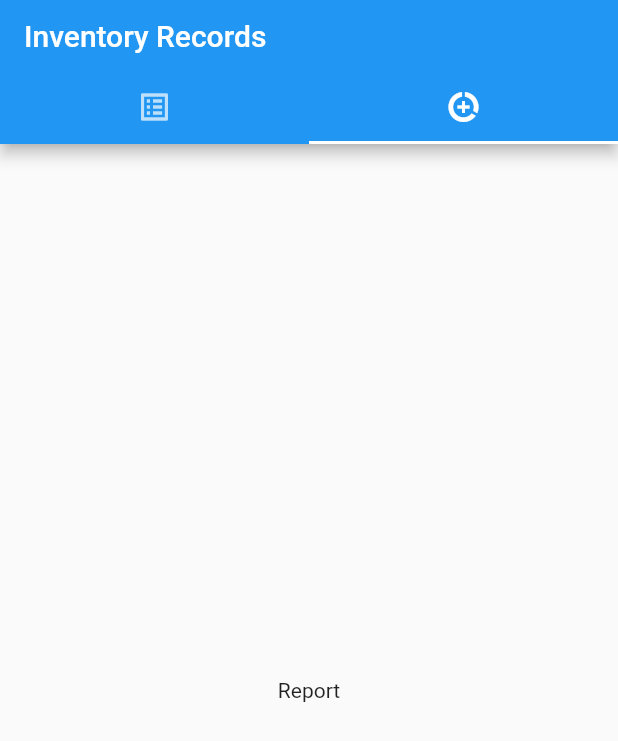
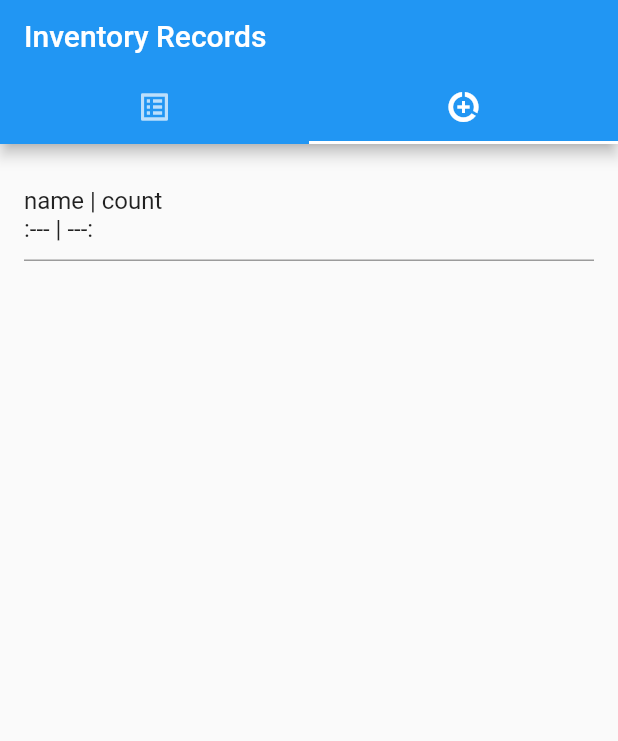
Before and after one commit to AleshaD/inventory_records, a Flutter app: the screen it shows after launch, tab 2 chosen, on a phone screen of 412 x 824 dp. Shown: the top 741 px of the screen. Run offline on Flutter 3.47's test engine with Material 2 defaults, Android fonts, the phone set to English and light mode, and no system bars; our stand-ins replace bloc, sqflite; missing offline and left inert: shared_preferences_web; accounts and stored records are empty.

Commit message:
report data

```diff
--- a/lib/screens/report_data/report_data_screen.dart
+++ b/lib/screens/report_data/report_data_screen.dart
@@ -1,19 +1,46 @@
 import 'package:flutter/material.dart';
+import 'package:inventory/models/count_item.dart';
 import 'package:inventory/providers/storage_provider.dart';
 
 class ReportDataScreen extends StatefulWidget {
   final StorageProvider storage;
-  const ReportDataScreen(this.storage, { Key? key }) : super(key: key);
+  const ReportDataScreen(this.storage, {Key? key}) : super(key: key);
 
   @override
   _ReportDataScreenState createState() => _ReportDataScreenState();
 }
 
 class _ReportDataScreenState extends State<ReportDataScreen> {
+  final TextEditingController txtController = TextEditingController();
+
   @override
   Widget build(BuildContext context) {
-    return Center(
-      child: Text('Report'),
+    return FutureBuilder(
+      future: widget.storage.fetchCountItems(),
+      builder: (context, AsyncSnapshot<List<CountItem>> snapshot) {
+        if (snapshot.hasData) {
+          txtController.value = TextEditingValue(text: getMdTable(snapshot.data!));
+          return Padding(
+            padding: const EdgeInsets.all(16.0),
+            child: TextField(
+              minLines: 1,
+              maxLines: snapshot.data!.length + 4,
+              controller: txtController,
+            ),
+          );
+        } else {
+          return Container();
+        }
+      },
     );
   }
+
+  String getMdTable(List<CountItem> items) {
+    String table = 'name | count';
+    table = '$table\n:--- | ---:';
+    for (var item in items) {
+      table = '$table\n${item.name} | ${item.value}';
+    }
+    return table;
+  }
 }
```
Also changed, not shown: 1 other file.
